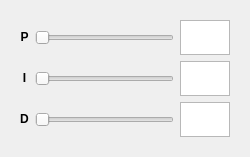
Before: the Qt Designer form ui/subpanel/pidparametersupdater/pidwidget/PIDWidgetUI.ui in AeroQuad/AeroQuadConfiguratorPyQt, drawn with Qt 5.
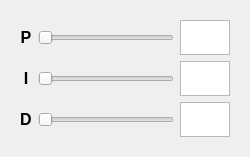
After: the same form once the commit is applied.

Diff of the .ui file:
```diff
--- a/ui/subpanel/pidparametersupdater/pidwidget/PIDWidgetUI.ui
+++ b/ui/subpanel/pidparametersupdater/pidwidget/PIDWidgetUI.ui
@@ -7,7 +7,7 @@
     <x>0</x>
     <y>0</y>
     <width>250</width>
-    <height>137</height>
+    <height>153</height>
    </rect>
   </property>
   <property name="windowTitle">
@@ -33,14 +33,14 @@
       <item row="1" column="0">
        <widget class="QLabel" name="i_label">
         <property name="text">
-         <string>&lt;html&gt;&lt;head/&gt;&lt;body&gt;&lt;p align=&quot;center&quot;&gt;&lt;span style=&quot; font-weight:600;&quot;&gt;I&lt;/span&gt;&lt;/p&gt;&lt;/body&gt;&lt;/html&gt;</string>
+         <string>&lt;html&gt;&lt;head/&gt;&lt;body&gt;&lt;p align=&quot;center&quot;&gt;&lt;span style=&quot; font-size:12pt; font-weight:600;&quot;&gt;I&lt;/span&gt;&lt;/p&gt;&lt;/body&gt;&lt;/html&gt;</string>
         </property>
        </widget>
       </item>
       <item row="2" column="0">
        <widget class="QLabel" name="d_label">
         <property name="text">
-         <string>&lt;html&gt;&lt;head/&gt;&lt;body&gt;&lt;p align=&quot;center&quot;&gt;&lt;span style=&quot; font-weight:600;&quot;&gt;D&lt;/span&gt;&lt;/p&gt;&lt;/body&gt;&lt;/html&gt;</string>
+         <string>&lt;html&gt;&lt;head/&gt;&lt;body&gt;&lt;p align=&quot;center&quot;&gt;&lt;span style=&quot; font-size:12pt; font-weight:600;&quot;&gt;D&lt;/span&gt;&lt;/p&gt;&lt;/body&gt;&lt;/html&gt;</string>
         </property>
        </widget>
       </item>
@@ -73,7 +73,7 @@
       <item row="0" column="0">
        <widget class="QLabel" name="p_label">
         <property name="text">
-         <string>&lt;html&gt;&lt;head/&gt;&lt;body&gt;&lt;p align=&quot;center&quot;&gt;&lt;span style=&quot; font-weight:600;&quot;&gt;P&lt;/span&gt;&lt;/p&gt;&lt;/body&gt;&lt;/html&gt;</string>
+         <string>&lt;html&gt;&lt;head/&gt;&lt;body&gt;&lt;p align=&quot;center&quot;&gt;&lt;span style=&quot; font-size:12pt; font-weight:600;&quot;&gt;P&lt;/span&gt;&lt;/p&gt;&lt;/body&gt;&lt;/html&gt;</string>
         </property>
        </widget>
       </item>
```
